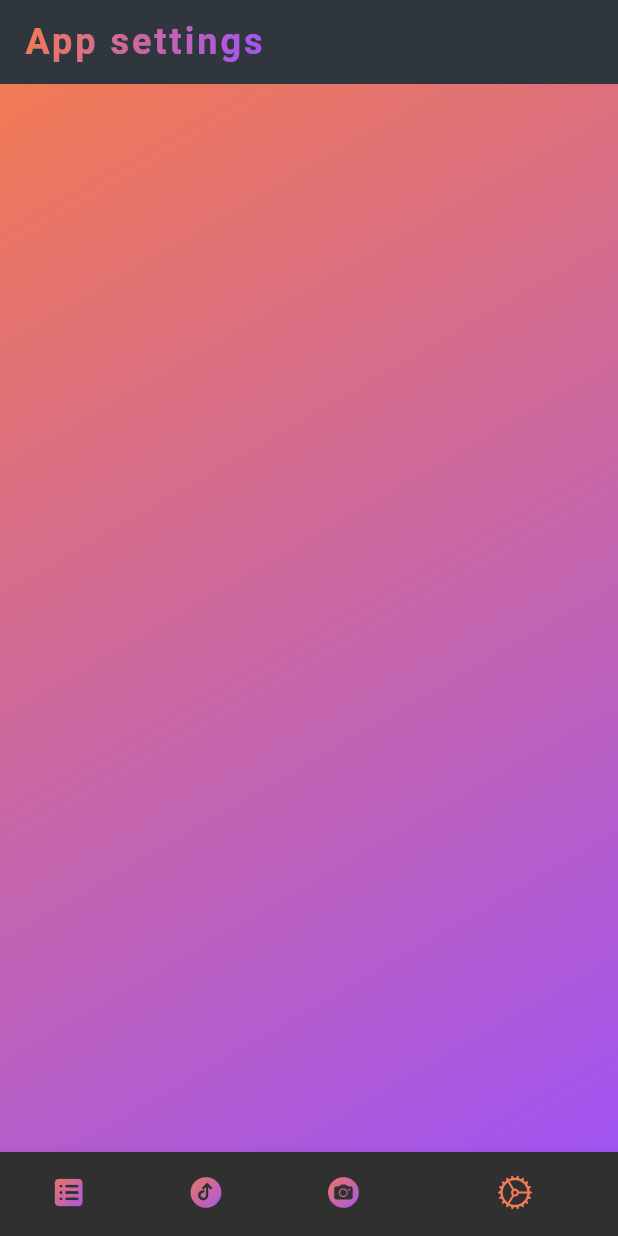
After one commit to lorenacimpean/shit_grabber, a Flutter app: the screen it shows after launch, item 4 of the bottom bar chosen, on a phone screen of 412 x 824 dp. The commit adds this screen. Run offline on Flutter 3.47's test engine with Material 2 defaults, Android fonts, the phone set to English and light mode, and no system bars; our stand-ins replace get; Roboto replaces fonts that are missing (SpaceMono).

Commit message:
created classes for main screens and updated main

```diff
--- a/lib/bindings/base_binding.dart
+++ b/lib/bindings/base_binding.dart
@@ -1,10 +1,10 @@
 import 'package:get/get.dart';
 import 'package:get/get_instance/src/bindings_interface.dart';
-import 'package:shit_grabber/controllers/base_controlles.dart';
+import 'package:shit_grabber/controllers/home_controller.dart';
 
-class BaseBinding extends Bindings {
+class HomeBinding extends Bindings {
   @override
   void dependencies() {
-    Get.put(BaseController());
+    Get.put(HomeController());
   }
 }
--- /dev/null
+++ b/lib/bindings/dashboard_binding.dart
@@ -0,0 +1,9 @@
+import 'package:get/get.dart';
+import 'package:shit_grabber/controllers/dashboard_controller.dart';
+
+class DashboardBinding extends Bindings {
+  @override
+  void dependencies() {
+    Get.put(DashboardController());
+  }
+}
--- a/lib/controllers/base_controlles.dart
+++ /dev/null
@@ -1,10 +0,0 @@
-import 'package:get/get.dart';
-
-class BaseController extends GetxController {
-  int selectedIndex = 0;
-
-  void selectNavigationItem(int index) {
-    selectedIndex = index;
-    update();
-  }
-}
--- /dev/null
+++ b/lib/controllers/dashboard_controller.dart
@@ -0,0 +1,3 @@
+import 'package:get/get.dart';
+
+class DashboardController extends GetxController {}
--- /dev/null
+++ b/lib/controllers/home_controller.dart
@@ -0,0 +1,21 @@
+import 'package:get/get.dart';
+import 'package:shit_grabber/themes/app_strings.dart';
+
+class HomeController extends GetxController {
+  int selectedIndex = 0;
+
+  void selectNavigationItem(int index) {
+    selectedIndex = index;
+    update();
+  }
+
+  String get screenTitle {
+    List<String> titles = [
+      AppStrings.dashboard,
+      AppStrings.loadDocuments,
+      AppStrings.takePhoto,
+      AppStrings.settings,
+    ];
+    return titles[selectedIndex];
+  }
+}
--- a/lib/main.dart
+++ b/lib/main.dart
@@ -1,12 +1,15 @@
 import 'package:flutter/material.dart';
 import 'package:get/get.dart';
 import 'package:shit_grabber/bindings/base_binding.dart';
-import 'package:shit_grabber/screens/dashboard_screen.dart';
+import 'package:shit_grabber/bindings/dashboard_binding.dart';
+import 'package:shit_grabber/screens/dashboard/dashboard_screen.dart';
+import 'package:shit_grabber/screens/home/home_screen.dart';
 import 'package:shit_grabber/themes/app_theme.dart';
 
 Future<void> main() async {
   WidgetsFlutterBinding.ensureInitialized();
-  BaseBinding().dependencies();
+  HomeBinding().dependencies();
+  DashboardBinding().dependencies();
   runApp(const ShitGrabberApp());
 }
 
@@ -22,12 +25,17 @@ class ShitGrabberApp extends StatelessWidget {
       theme: AppTheme().appThemeDark(context),
       getPages: [
         GetPage(
+          name: '/home',
+          page: () => const HomeScreen(),
+          binding: HomeBinding(),
+        ),
+        GetPage(
           name: '/dashboard',
           page: () => const DashboardScreen(),
-          binding: BaseBinding(),
+          binding: DashboardBinding(),
         ),
       ],
-      initialRoute: '/dashboard',
+      initialRoute: '/home',
     );
   }
 }
--- /dev/null
+++ b/lib/screens/home/home_screen.dart
@@ -0,0 +1,49 @@
+import 'package:flutter/material.dart';
+import 'package:flutter/src/widgets/framework.dart';
+import 'package:get/get.dart';
+import 'package:shit_grabber/controllers/home_controller.dart';
+import 'package:shit_grabber/screens/camera/camera_screen.dart';
+import 'package:shit_grabber/screens/dashboard/dashboard_screen.dart';
+import 'package:shit_grabber/screens/settings/settings_screen.dart';
+import 'package:shit_grabber/screens/upload/upload_screen.dart';
+import 'package:shit_grabber/themes/app_colors.dart';
+import 'package:shit_grabber/themes/app_text_theme.dart';
+import 'package:shit_grabber/widgets/gradient_widget.dart';
+
+import 'app_bottom_nav_widget.dart';
+
+class HomeScreen extends GetView<HomeController> {
+  const HomeScreen({Key? key}) : super(key: key);
+
+  @override
+  Widget build(BuildContext context) {
+    return GetBuilder<HomeController>(
+      builder: (controller) => Scaffold(
+        appBar: _buildAppBar,
+        body: IndexedStack(
+          index: controller.selectedIndex,
+          children: const [
+            DashboardScreen(),
+            UploadScreen(),
+            CameraScreen(),
+            SettingsScreen(),
+          ],
+        ),
+        bottomNavigationBar: AppBottomNavigationWidget(
+          selectedIndex: controller.selectedIndex,
+          onTabSelected: controller.selectNavigationItem,
+        ),
+      ),
+    );
+  }
+
+  AppBar get _buildAppBar => AppBar(
+        title: GradientWidget(Text(
+          controller.screenTitle,
+          style: AppTextTheme.darkTextTheme.headline2
+              ?.copyWith(letterSpacing: 2.0),
+        )),
+        elevation: 0.0,
+        backgroundColor: AppColors.appBlack,
+      );
+}
--- /dev/null
+++ b/lib/screens/settings/settings_screen.dart
@@ -0,0 +1,15 @@
+import 'package:flutter/cupertino.dart';
+import 'package:shit_grabber/themes/app_colors.dart';
+
+class SettingsScreen extends StatelessWidget {
+  const SettingsScreen({Key? key}) : super(key: key);
+
+  @override
+  Widget build(BuildContext context) {
+    return Container(
+      decoration: const BoxDecoration(
+        gradient: AppColors.gradient,
+      ),
+    );
+  }
+}
--- a/lib/themes/app_strings.dart
+++ b/lib/themes/app_strings.dart
@@ -1,5 +1,5 @@
 class AppStrings {
-  //Navigation
+  // Navigation/Screen titles
   static const String dashboard = "Dashboard";
   static const String loadDocuments = "Load documents";
   static const String takePhoto = "Take a photo";
```
Also changed, not shown: lib/screens/camera/camera_screen.dart (added, +15 -0 lines), lib/screens/dashboard/dashboard_screen.dart (added, +15 -0 lines), lib/screens/dashboard_screen.dart (deleted, +0 -20 lines), lib/screens/upload/upload_screen.dart (added, +15 -0 lines), lib/widgets/app_base_screen.dart (deleted, +0 -45 lines), lib/screens/home/app_bottom_nav_widget.dart (renamed from lib/widgets/app_bottom_nav_widget.dart).
